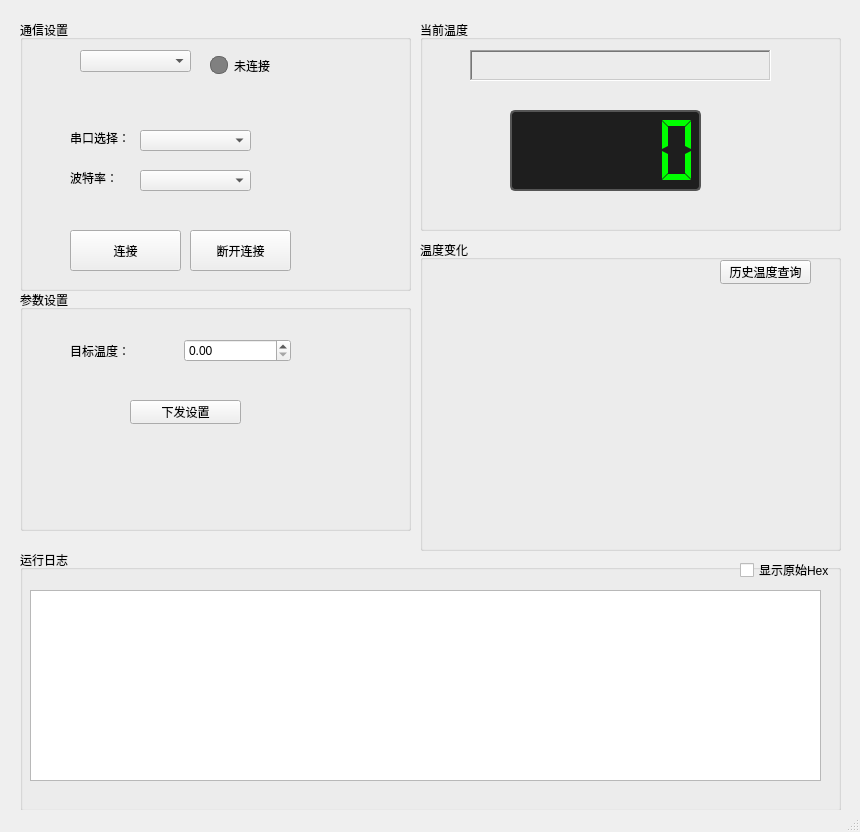
This is src/ui/mainwindow.ui in mojimojimo/MyIndustrialHMI as Qt 5 draws it before an edit. The edited form follows.
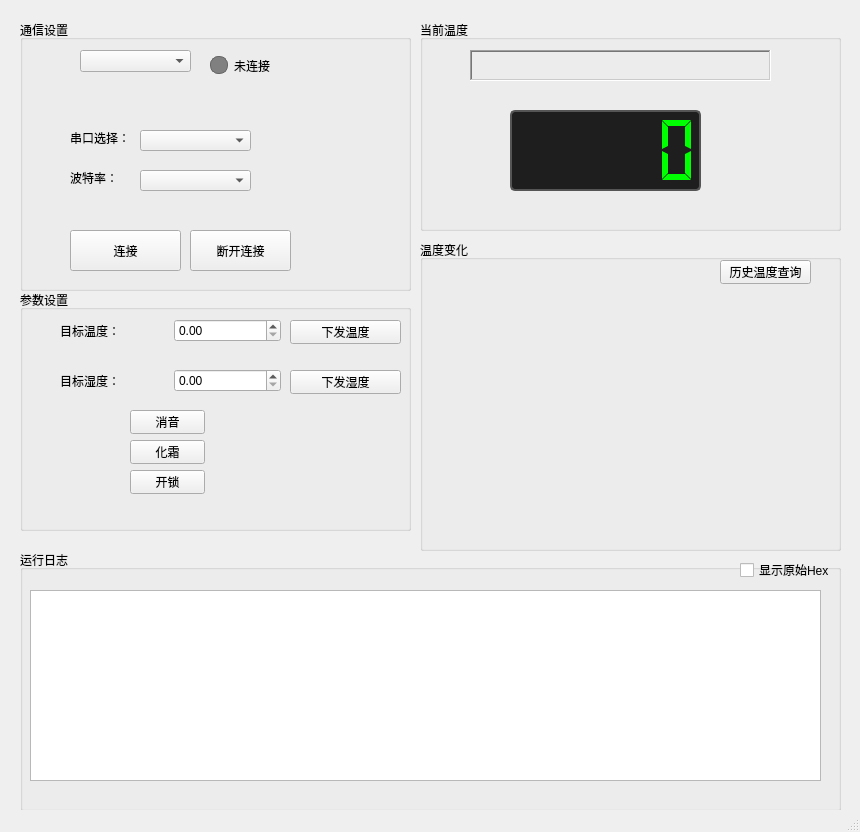
This is the edited form. Custom widgets are drawn as their Qt base class.

Patch:
```diff
--- a/src/ui/mainwindow.ui
+++ b/src/ui/mainwindow.ui
@@ -29,21 +29,21 @@
     <widget class="QPushButton" name="btnSetTemp">
      <property name="geometry">
       <rect>
-       <x>110</x>
-       <y>110</y>
+       <x>270</x>
+       <y>30</y>
        <width>111</width>
        <height>24</height>
       </rect>
      </property>
      <property name="text">
-      <string>下发设置</string>
+      <string>下发温度</string>
      </property>
     </widget>
     <widget class="QWidget" name="layoutWidget">
      <property name="geometry">
       <rect>
-       <x>50</x>
-       <y>40</y>
+       <x>40</x>
+       <y>20</y>
        <width>221</width>
        <height>41</height>
       </rect>
@@ -61,6 +61,80 @@
       </item>
      </layout>
     </widget>
+    <widget class="QWidget" name="layoutWidget_3">
+     <property name="geometry">
+      <rect>
+       <x>40</x>
+       <y>70</y>
+       <width>221</width>
+       <height>41</height>
+      </rect>
+     </property>
+     <layout class="QHBoxLayout" name="horizontalLayout_4">
+      <item>
+       <widget class="QLabel" name="label_7">
+        <property name="text">
+         <string>目标湿度：</string>
+        </property>
+       </widget>
+      </item>
+      <item>
+       <widget class="QDoubleSpinBox" name="targetTemp_3"/>
+      </item>
+     </layout>
+    </widget>
+    <widget class="QPushButton" name="pushButton">
+     <property name="geometry">
+      <rect>
+       <x>110</x>
+       <y>120</y>
+       <width>75</width>
+       <height>24</height>
+      </rect>
+     </property>
+     <property name="text">
+      <string>消音</string>
+     </property>
+    </widget>
+    <widget class="QPushButton" name="pushButton_2">
+     <property name="geometry">
+      <rect>
+       <x>110</x>
+       <y>150</y>
+       <width>75</width>
+       <height>24</height>
+      </rect>
+     </property>
+     <property name="text">
+      <string>化霜</string>
+     </property>
+    </widget>
+    <widget class="QPushButton" name="pushButton_3">
+     <property name="geometry">
+      <rect>
+       <x>110</x>
+       <y>180</y>
+       <width>75</width>
+       <height>24</height>
+      </rect>
+     </property>
+     <property name="text">
+      <string>开锁</string>
+     </property>
+    </widget>
+    <widget class="QPushButton" name="btnSetTemp_2">
+     <property name="geometry">
+      <rect>
+       <x>270</x>
+       <y>80</y>
+       <width>111</width>
+       <height>24</height>
+      </rect>
+     </property>
+     <property name="text">
+      <string>下发湿度</string>
+     </property>
+    </widget>
    </widget>
    <widget class="QGroupBox" name="groupBox_2">
     <property name="geometry">
```
